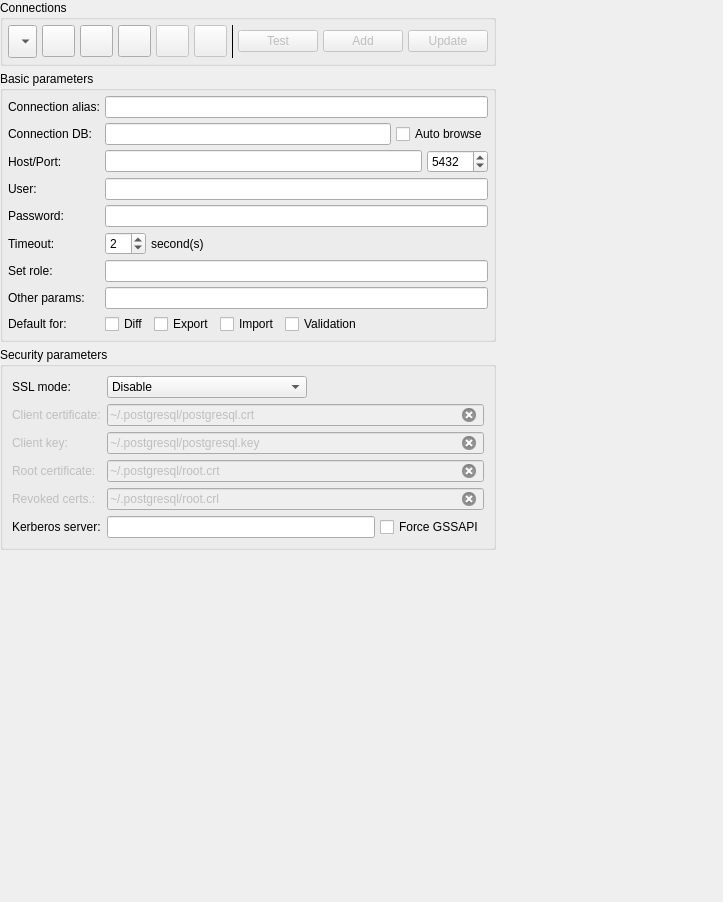
Before: the Qt Designer form libs/libgui/ui/settings/connectionsconfigwidget.ui in arichiardi/pgmodeler, drawn with Qt 5.
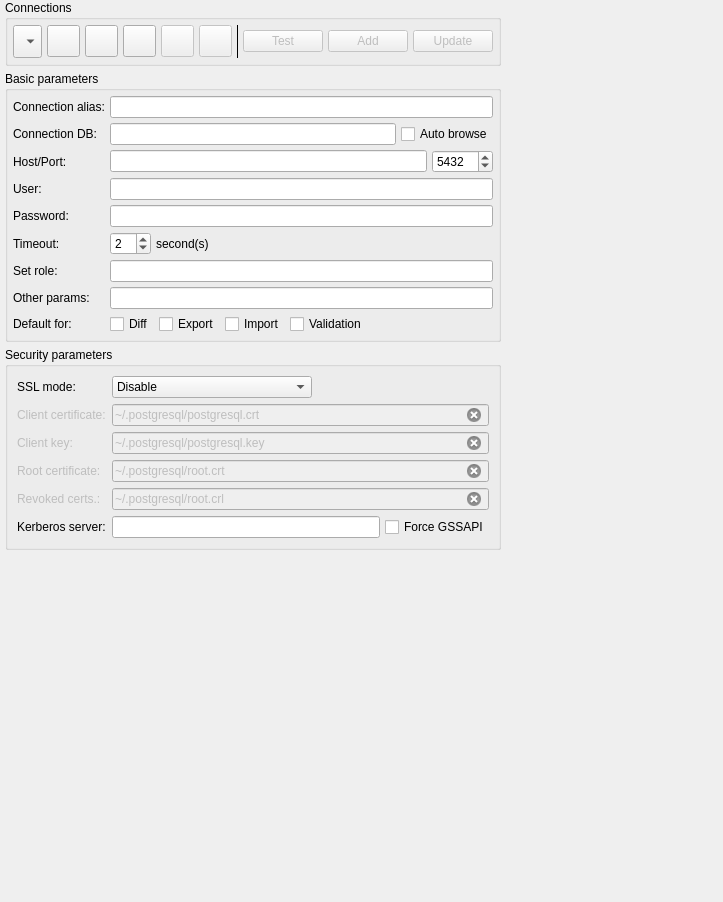
After: the same form once the commit is applied. Icons and pictures are not drawn.

The edit to the form file:
```diff
--- a/libs/libgui/ui/settings/connectionsconfigwidget.ui
+++ b/libs/libgui/ui/settings/connectionsconfigwidget.ui
@@ -21,16 +21,16 @@
   </property>
   <layout class="QGridLayout" name="conn_cfg_grid">
    <property name="leftMargin">
-    <number>0</number>
+    <number>5</number>
    </property>
    <property name="topMargin">
     <number>0</number>
    </property>
    <property name="rightMargin">
-    <number>0</number>
+    <number>5</number>
    </property>
    <property name="bottomMargin">
-    <number>0</number>
+    <number>5</number>
    </property>
    <property name="spacing">
     <number>5</number>
```
